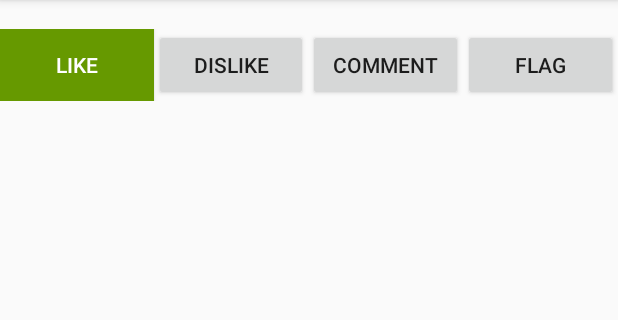
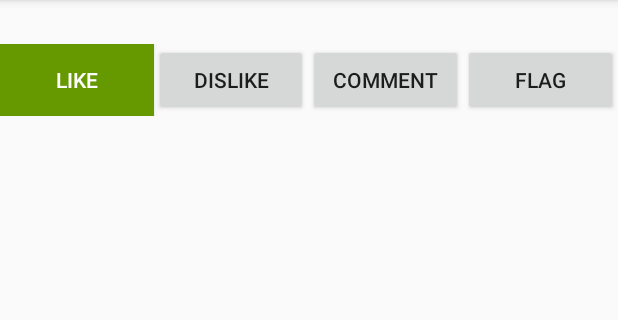
Before and after one commit to pookieofdoom/datpic, an Android app: the fragment EntryFragment shown on its own in the app's theme, on a phone screen of 412 x 824 dp, the part 84-404 px from its top. Run offline under Robolectric (Android 15) with nearby library versions, the phone set to English and light mode, and no system bars; 1 statement that could not run was skipped.

Commit message:
post location

```diff
--- a/app/src/main/res/layout/entry.xml
+++ b/app/src/main/res/layout/entry.xml
@@ -2,7 +2,8 @@
 <LinearLayout xmlns:android="http://schemas.android.com/apk/res/android"
               android:layout_width="match_parent"
               android:layout_height="wrap_content"
-              android:orientation="vertical">
+              android:orientation="vertical"
+              android:paddingTop="10dp">
 
 
     <TextView
```
